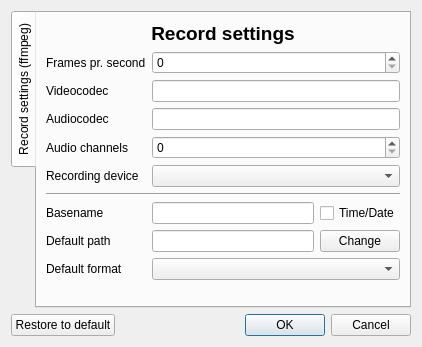
froksen/FDesktopRecorder, file settingsdialog.ui: the form before one commit.
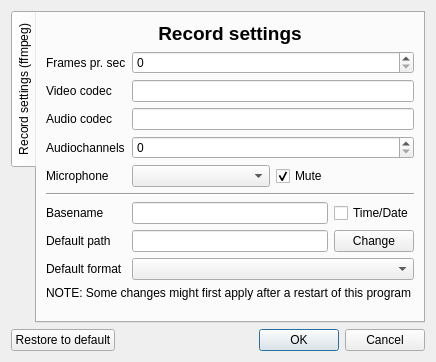
The form after the commit.

The edit to the form file:
```diff
--- a/settingsdialog.ui
+++ b/settingsdialog.ui
@@ -6,8 +6,8 @@
    <rect>
     <x>0</x>
     <y>0</y>
-    <width>422</width>
-    <height>347</height>
+    <width>426</width>
+    <height>362</height>
    </rect>
   </property>
   <property name="windowTitle">
@@ -49,7 +49,7 @@
          <item row="0" column="0">
           <widget class="QLabel" name="labelfps">
            <property name="text">
-            <string>Frames pr. second</string>
+            <string>Frames pr. sec</string>
            </property>
           </widget>
          </item>
@@ -59,7 +59,7 @@
          <item row="1" column="0">
           <widget class="QLabel" name="labelvideocodec">
            <property name="text">
-            <string>Videocodec</string>
+            <string>Video codec</string>
            </property>
           </widget>
          </item>
@@ -69,7 +69,7 @@
          <item row="2" column="0">
           <widget class="QLabel" name="labelaudiocodec">
            <property name="text">
-            <string>Audiocodec</string>
+            <string>Audio codec</string>
            </property>
           </widget>
          </item>
@@ -79,7 +79,7 @@
          <item row="3" column="0">
           <widget class="QLabel" name="labelaudiochannles">
            <property name="text">
-            <string>Audio channels</string>
+            <string>Audiochannels</string>
            </property>
           </widget>
          </item>
@@ -89,13 +89,10 @@
          <item row="4" column="0">
           <widget class="QLabel" name="labelRecordingdevice">
            <property name="text">
-            <string>Recording device</string>
+            <string>Microphone</string>
            </property>
           </widget>
          </item>
-         <item row="4" column="1">
-          <widget class="QComboBox" name="comboBoxrecording"/>
-         </item>
          <item row="5" column="0" colspan="2">
           <widget class="Line" name="line">
            <property name="orientation">
@@ -157,10 +154,45 @@
           </widget>
          </item>
          <item row="8" column="1">
-          <widget class="QComboBox" name="comboBoxFormat"/>
+          <widget class="QComboBox" name="comboBoxFormat">
+           <property name="toolTip">
+            <string>Choose which format the recordings should be saved with. </string>
+           </property>
+          </widget>
+         </item>
+         <item row="4" column="1">
+          <layout class="QGridLayout" name="gridLayout_5">
+           <item row="0" column="0">
+            <widget class="QComboBox" name="comboBoxrecording">
+             <property name="toolTip">
+              <string>Select a microphone input device</string>
+             </property>
+            </widget>
+           </item>
+           <item row="0" column="1">
+            <widget class="QCheckBox" name="checkBoxMicMute">
+             <property name="toolTip">
+              <string>Mute the microphone. (No audio will be recorded)</string>
+             </property>
+             <property name="text">
+              <string>Mute</string>
+             </property>
+             <property name="checked">
+              <bool>true</bool>
+             </property>
+            </widget>
+           </item>
+          </layout>
          </item>
         </layout>
        </item>
+       <item>
+        <widget class="QLabel" name="label">
+         <property name="text">
+          <string>NOTE: Some changes might first apply after a restart of this program</string>
+         </property>
+        </widget>
+       </item>
        <item>
         <spacer name="verticalSpacer">
          <property name="orientation">
```
Left out of the diff: 49 changed lines with no effect on the pictures.
